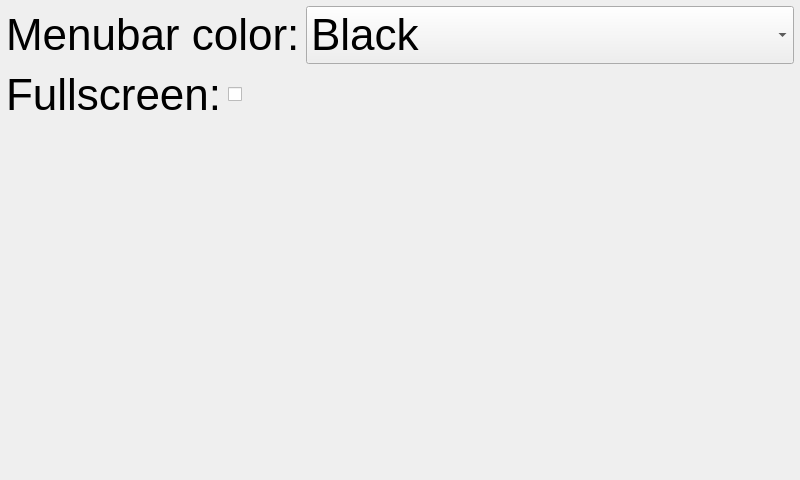
Qt form ui/GuiSettingsWidget.ui (kipr/botui) before a commit.
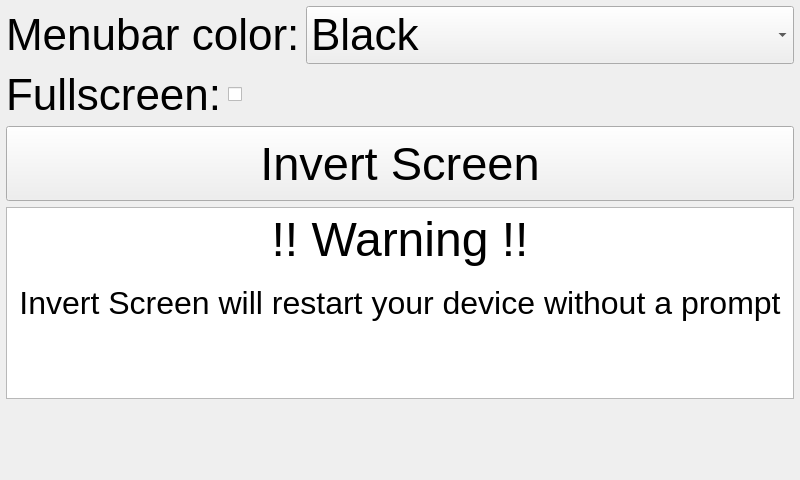
The same form after that commit.

Commit message: Added the Cancel button while editing the program

Patch:
```diff
--- a/ui/GuiSettingsWidget.ui
+++ b/ui/GuiSettingsWidget.ui
@@ -100,6 +100,37 @@
      </item>
     </layout>
    </item>
+   <item>
+    <widget class="QPushButton" name="invert_screen">
+     <property name="minimumSize">
+      <size>
+       <width>0</width>
+       <height>75</height>
+      </size>
+     </property>
+     <property name="font">
+      <font>
+       <pointsize>35</pointsize>
+      </font>
+     </property>
+     <property name="text">
+      <string>Invert Screen</string>
+     </property>
+    </widget>
+   </item>
+   <item>
+    <widget class="QTextBrowser" name="textBrowser">
+     <property name="html">
+      <string>&lt;!DOCTYPE HTML PUBLIC &quot;-//W3C//DTD HTML 4.0//EN&quot; &quot;http://www.w3.org/TR/REC-html40/strict.dtd&quot;&gt;
+&lt;html&gt;&lt;head&gt;&lt;meta name=&quot;qrichtext&quot; content=&quot;1&quot; /&gt;&lt;style type=&quot;text/css&quot;&gt;
+p, li { white-space: pre-wrap; }
+&lt;/style&gt;&lt;/head&gt;&lt;body style=&quot; font-family:'Ubuntu'; font-size:11pt; font-weight:400; font-style:normal;&quot;&gt;
+&lt;p align=&quot;center&quot; style=&quot; margin-top:0px; margin-bottom:0px; margin-left:0px; margin-right:0px; -qt-block-indent:0; text-indent:0px;&quot;&gt;&lt;span style=&quot; font-size:36pt;&quot;&gt;!! Warning !!&lt;/span&gt;&lt;/p&gt;
+&lt;p align=&quot;center&quot; style=&quot;-qt-paragraph-type:empty; margin-top:0px; margin-bottom:0px; margin-left:0px; margin-right:0px; -qt-block-indent:0; text-indent:0px;&quot;&gt;&lt;br /&gt;&lt;/p&gt;
+&lt;p align=&quot;center&quot; style=&quot; margin-top:0px; margin-bottom:0px; margin-left:0px; margin-right:0px; -qt-block-indent:0; text-indent:0px;&quot;&gt;&lt;span style=&quot; font-size:24pt;&quot;&gt;Invert Screen will restart your device without a prompt&lt;/span&gt;&lt;/p&gt;&lt;/body&gt;&lt;/html&gt;</string>
+     </property>
+    </widget>
+   </item>
    <item>
     <spacer name="verticalSpacer">
      <property name="orientation">
```
The commit also changes 17 other files.
